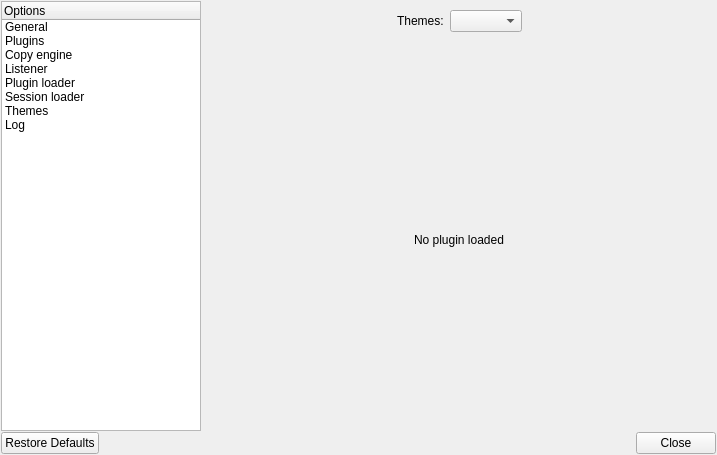
First picture: the form in OptionDialog.ui, repository alphaonex86/Ultracopier, before the edit.
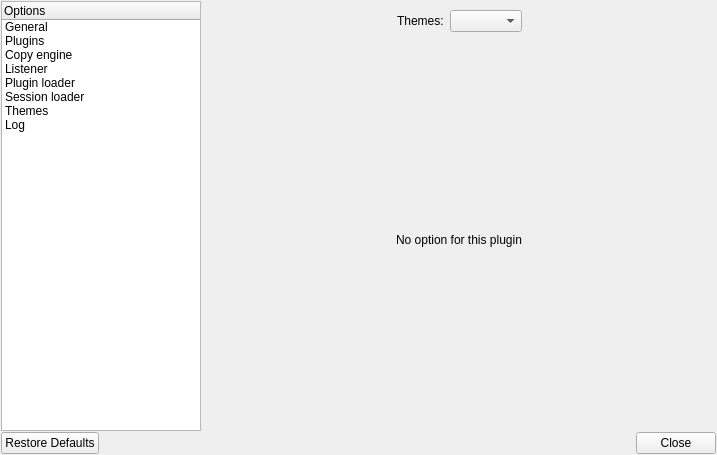
Second picture: the form after the edit. The open tabs and pages were chosen to show the change. Icons and pictures are not drawn.

Commit message: Teracopy to model view, and fix options switching for the themes

```diff
--- a/OptionDialog.ui
+++ b/OptionDialog.ui
@@ -624,56 +624,6 @@
              </item>
             </layout>
            </widget>
-           <widget class="QWidget" name="page_4">
-            <layout class="QVBoxLayout" name="verticalLayout_9">
-             <item>
-              <spacer name="verticalSpacer_7">
-               <property name="orientation">
-                <enum>Qt::Vertical</enum>
-               </property>
-               <property name="sizeHint" stdset="0">
-                <size>
-                 <width>20</width>
-                 <height>109</height>
-                </size>
-               </property>
-              </spacer>
-             </item>
-             <item>
-              <widget class="QLabel" name="label_6">
-               <property name="pixmap">
-                <pixmap resource="resources/resources.qrc">:/none-128x128.png</pixmap>
-               </property>
-               <property name="alignment">
-                <set>Qt::AlignCenter</set>
-               </property>
-              </widget>
-             </item>
-             <item>
-              <widget class="QLabel" name="label_7">
-               <property name="text">
-                <string>No plugin loaded</string>
-               </property>
-               <property name="alignment">
-                <set>Qt::AlignCenter</set>
-               </property>
-              </widget>
-             </item>
-             <item>
-              <spacer name="verticalSpacer_6">
-               <property name="orientation">
-                <enum>Qt::Vertical</enum>
-               </property>
-               <property name="sizeHint" stdset="0">
-                <size>
-                 <width>20</width>
-                 <height>109</height>
-                </size>
-               </property>
-              </spacer>
-             </item>
-            </layout>
-           </widget>
           </widget>
          </item>
         </layout>
```
Left out of the diff: 2 changed lines with no effect on the pictures. The commit also changes 11 other files.
